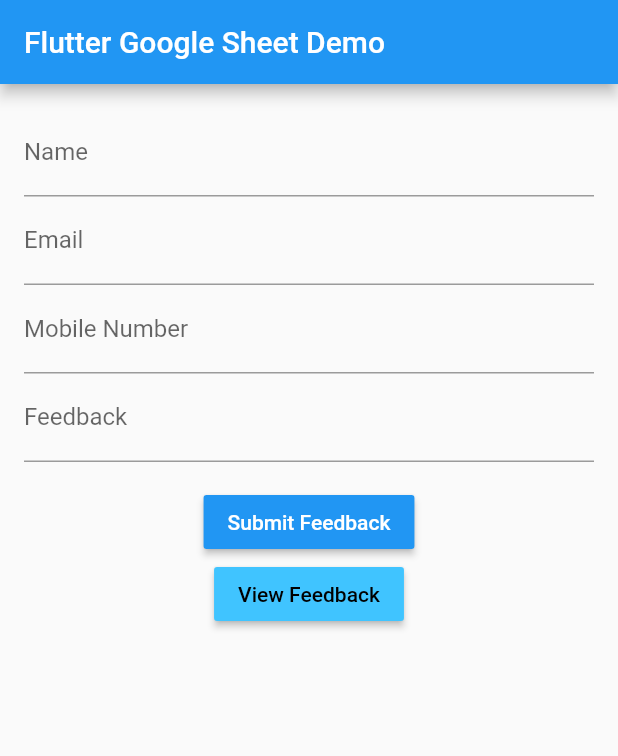
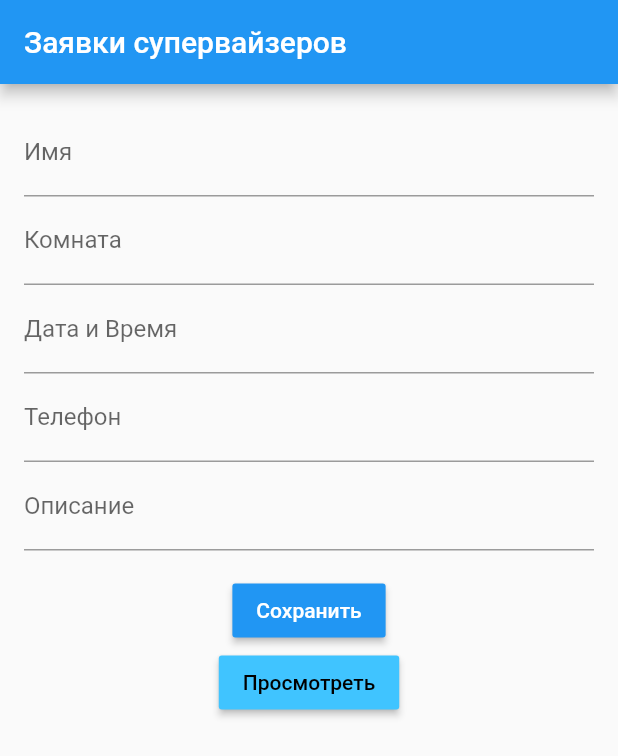
Before and after one commit to vlad-novikov/superlist, a Flutter app: the screen it shows after launch, on a phone screen of 412 x 824 dp. Shown: the top 756 px of the screen. Run offline on Flutter 3.47's test engine with Material 2 defaults, Android fonts, the phone set to English and light mode, and no system bars.

Commit message:
changed model and captions

```diff
--- a/lib/controller/form_controller.dart
+++ b/lib/controller/form_controller.dart
@@ -9,7 +9,7 @@ import '../model/form.dart';
 class FormController {
   // Google App Script Web URL.
   static const String URL =
-      "https://script.google.com/macros/s/AKfycbyAaNh-1JK5pSrUnJ34Scp3889mTMuFI86DkDp42EkWiSOOycE/exec";
+      "https://script.google.com/macros/s/AKfycbz3L9WM4LXRcfdjb0C6ihnMGJ7-5q6UDFKdCCUUpw/exec";
 
   // Success Status Message
   static const STATUS_SUCCESS = "SUCCESS";
--- a/lib/feedback_list.dart
+++ b/lib/feedback_list.dart
@@ -55,7 +55,7 @@ class _FeedbackListPageState extends State<FeedbackListPage> {
                 Icon(Icons.person),
                 Expanded(
                   child: Text(
-                      "${feedbackItems[index].name} (${feedbackItems[index].email})"),
+                      "${feedbackItems[index].name} (${feedbackItems[index].room})"),
                 )
               ],
             ),
--- a/lib/main.dart
+++ b/lib/main.dart
@@ -3,6 +3,8 @@ import 'package:google_sheets_app/feedback_list.dart';
 
 import 'controller/form_controller.dart';
 import 'model/form.dart';
+
+import 'package:flutter/services.dart';
 
 void main() => runApp(MyApp());
 
@@ -10,11 +12,11 @@ class MyApp extends StatelessWidget {
   @override
   Widget build(BuildContext context) {
     return MaterialApp(
-      title: 'Flutter Google Sheet Demo',
+      title: 'Заявки супервайзеров',
       theme: ThemeData(
         primarySwatch: Colors.blue,
       ),
-      home: MyHomePage(title: 'Flutter Google Sheet Demo'),
+      home: MyHomePage(title: 'Заявки супервайзеров'),
     );
   }
 }
@@ -39,7 +41,8 @@ class _MyHomePageState extends State<MyHomePage> {
 
   // TextField Controllers
   TextEditingController nameController = TextEditingController();
-  TextEditingController emailController = TextEditingController();
+  TextEditingController roomController = TextEditingController();
+  TextEditingController datetimeController = TextEditingController();
   TextEditingController mobileNoController = TextEditingController();
   TextEditingController feedbackController = TextEditingController();
 
@@ -51,23 +54,24 @@ class _MyHomePageState extends State<MyHomePage> {
       // If the form is valid, proceed.
       FeedbackForm feedbackForm = FeedbackForm(
           nameController.text,
-          emailController.text,
+          roomController.text,
+          datetimeController.text,
           mobileNoController.text,
           feedbackController.text);
 
       FormController formController = FormController();
 
-      _showSnackbar("Submitting Feedback");
+      _showSnackbar("Сохраняю заявку");
 
       // Submit 'feedbackForm' and save it in Google Sheets.
       formController.submitForm(feedbackForm, (String response) {
         print("Response: $response");
         if (response == FormController.STATUS_SUCCESS) {
           // Feedback is saved succesfully in Google Sheets.
-          _showSnackbar("Feedback Submitted");
+          _showSnackbar("Заявка сохранена");
         } else {
           // Error Occurred while saving data in Google Sheets.
-          _showSnackbar("Error Occurred!");
+          _showSnackbar("Произошла ошибка!");
         }
       });
     }
@@ -83,7 +87,7 @@ class _MyHomePageState extends State<MyHomePage> {
   Widget build(BuildContext context) {
     return Scaffold(
       key: _scaffoldKey,
-      resizeToAvoidBottomPadding: false,
+      //resizeToAvoidBottomPadding: false,
       appBar: AppBar(
         title: Text(widget.title),
       ),
@@ -102,46 +106,67 @@ class _MyHomePageState extends State<MyHomePage> {
                         controller: nameController,
                         validator: (value) {
                           if (value.isEmpty) {
-                            return 'Enter Valid Name';
+                            return 'Введите Имя';
                           }
                           return null;
                         },
-                        decoration: InputDecoration(labelText: 'Name'),
+                        decoration: InputDecoration(labelText: 'Имя'),
                       ),
                       TextFormField(
-                        controller: emailController,
+                        controller: roomController,
                         validator: (value) {
-                          if (!value.contains("@")) {
-                            return 'Enter Valid Email';
-                          }
-                          return null;
-                        },
-                        keyboardType: TextInputType.emailAddress,
-                        decoration: InputDecoration(labelText: 'Email'),
-                      ),
-                      TextFormField(
-                        controller: mobileNoController,
-                        validator: (value) {
-                          if (value.trim().length != 10) {
-                            return 'Enter 10 Digit Mobile Number';
+                          if (value.isEmpty) {
+                            return 'Введите номер комнаты';
                           }
                           return null;
                         },
                         keyboardType: TextInputType.number,
+                        inputFormatters: [
+                          FilteringTextInputFormatter.allow(RegExp('[0-9]')),
+                        ],
+                        decoration: InputDecoration(labelText: 'Комната'),
+                      ),
+                      TextFormField(
+                        controller: datetimeController,
+                        validator: (value) {
+                          if (value.isEmpty) {
+                            return 'Введите дату';
+                          }
+                          return null;
+                        },
+                        keyboardType: TextInputType.datetime,
+                        decoration: InputDecoration(labelText: 'Дата и Время'),
+                      ),
+
+                      TextFormField(
+                        controller: mobileNoController,
+                        validator: (value) {
+                          //if (value.trim().length != 10) {
+                          //  return 'Enter 10 Digit Mobile Number';
+                          //}
+                          return null;
+                        },
+
+                        inputFormatters: [
+                          FilteringTextInputFormatter.allow(RegExp('[0-9]')),
+                        ],
+
+
+                        keyboardType: TextInputType.number,
                         decoration: InputDecoration(
-                          labelText: 'Mobile Number',
+                          labelText: 'Телефон',
                         ),
                       ),
                       TextFormField(
                         controller: feedbackController,
                         validator: (value) {
                           if (value.isEmpty) {
-                            return 'Enter Valid Feedback';
+                            return 'Введите описание';
                           }
                           return null;
                         },
                         keyboardType: TextInputType.multiline,
-                        decoration: InputDecoration(labelText: 'Feedback'),
+                        decoration: InputDecoration(labelText: 'Описание'),
                       ),
                     ],
                   ),
@@ -150,7 +175,7 @@ class _MyHomePageState extends State<MyHomePage> {
               color: Colors.blue,
               textColor: Colors.white,
               onPressed: _submitForm,
-              child: Text('Submit Feedback'),
+              child: Text('Сохранить'),
             ),
             RaisedButton(
               color: Colors.lightBlueAccent,
@@ -162,7 +187,7 @@ class _MyHomePageState extends State<MyHomePage> {
                       builder: (context) => FeedbackListScreen(),
                     ));
               },
-              child: Text('View Feedback'),
+              child: Text('Просмотреть'),
             ),
           ],
         ),
--- a/lib/model/form.dart
+++ b/lib/model/form.dart
@@ -1,16 +1,18 @@
 /// FeedbackForm is a data class which stores data fields of Feedback.
 class FeedbackForm {
   String name;
-  String email;
+  String room;
+  String datetime;
   String mobileNo;
   String feedback;
 
-  FeedbackForm(this.name, this.email, this.mobileNo, this.feedback);
+  FeedbackForm(this.name, this.room,this.datetime, this.mobileNo, this.feedback);
 
   factory FeedbackForm.fromJson(dynamic json) {
     return FeedbackForm(
         "${json['name']}",
-        "${json['email']}",
+        "${json['room']}",
+        "${json['datetime']}",
         "${json['mobileNo']}",
         "${json['feedback']}"
     );
@@ -19,7 +21,8 @@ class FeedbackForm {
   // Method to make GET parameters.
   Map toJson() => {
         'name': name,
-        'email': email,
+        'room': room,
+        'datetime': datetime,
         'mobileNo': mobileNo,
         'feedback': feedback
       };
```
Also changed, not shown: pubspec.lock.
